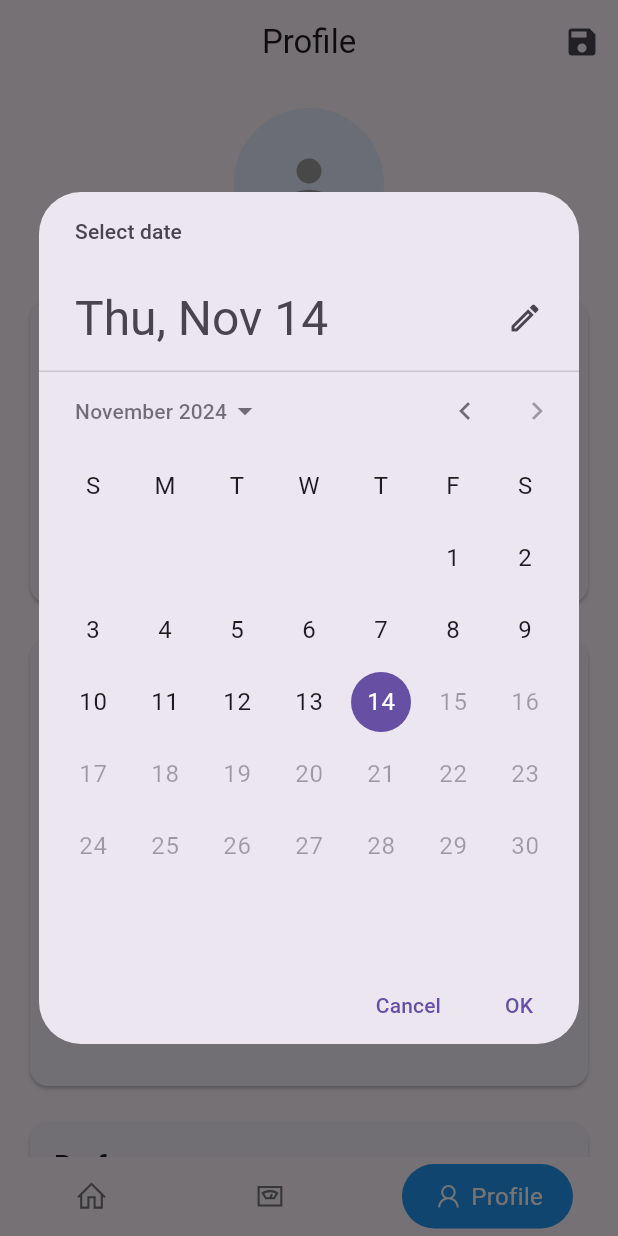
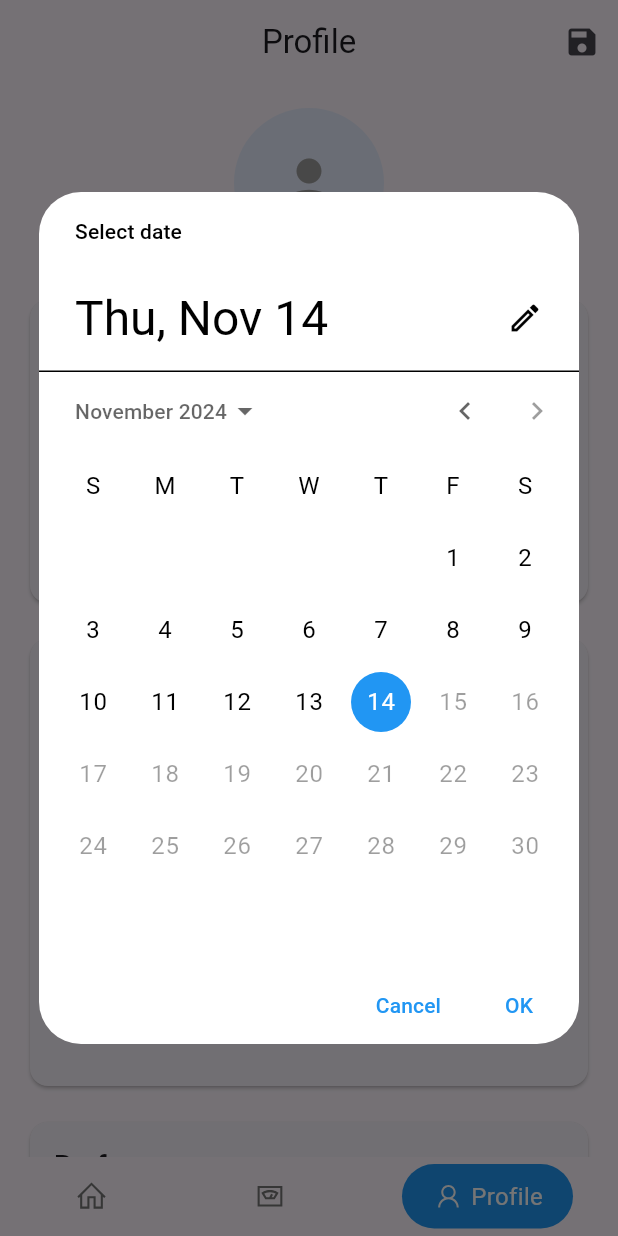
Before and after one commit to DimasBaskara666/whocare, a Flutter app: the screen it shows after launch, item 3 of the bottom bar chosen, after a tap on "Date of Birth", on a phone screen of 412 x 824 dp. Run offline on Flutter 3.47's test engine with Material 3 defaults, Android fonts, the light colour scheme and no system bars; drawn by our look-alikes of google_nav_bar; our stand-ins replace font_awesome_flutter, line_icons, math_expressions.

Commit message:
update iconApp & nameApp

```diff
--- a/lib/screens/profile_page.dart
+++ b/lib/screens/profile_page.dart
@@ -52,6 +52,18 @@ class _ProfilePageState extends State<ProfilePage> {
       initialDate: _selectedDate,
       firstDate: DateTime(1900),
       lastDate: DateTime.now(),
+      builder: (context, child) {
+        return Theme(
+          data: Theme.of(context).copyWith(
+            colorScheme: ColorScheme.light(
+              primary: Colors.blue,
+              onPrimary: Colors.white,
+              onSurface: Colors.black,
+            ),
+          ),
+          child: child!,
+        );
+      },
     );
     if (picked != null && picked != _selectedDate) {
       setState(() {
@@ -64,6 +76,18 @@ class _ProfilePageState extends State<ProfilePage> {
     final TimeOfDay? picked = await showTimePicker(
       context: context,
       initialTime: _selectedTime,
+      builder: (context, child) {
+        return Theme(
+          data: Theme.of(context).copyWith(
+            colorScheme: ColorScheme.light(
+              primary: Colors.blue,
+              onPrimary: Colors.white,
+              onSurface: Colors.black,
+            ),
+          ),
+          child: child!,
+        );
+      },
     );
     if (picked != null && picked != _selectedTime) {
       setState(() {
@@ -96,6 +120,8 @@ class _ProfilePageState extends State<ProfilePage> {
             title: const Text('Profile'),
             centerTitle: true,
             floating: true,
+            elevation: 0,
+            scrolledUnderElevation: 0,
             actions: [
               IconButton(
                 icon: const Icon(Icons.save),
@@ -321,6 +347,12 @@ class _ProfilePageState extends State<ProfilePage> {
                   _isSubscribed = value!;
                 });
               },
+              fillColor: WidgetStateProperty.resolveWith((states) {
+                if (!states.contains(WidgetState.selected)) {
+                  return Colors.transparent;
+                }
+                return Colors.blue;
+              }),
             ),
             SwitchListTile(
               title: const Text('Enable notifications'),
@@ -349,7 +381,13 @@ class _ProfilePageState extends State<ProfilePage> {
                 _selectedGender = value!;
               });
             },
-        ),
+            fillColor: WidgetStateProperty.resolveWith<Color>(
+                (Set<WidgetState> states) {
+              if (states.contains(WidgetState.disabled)) {
+                return Colors.blue.withOpacity(.32);
+              }
+              return Colors.blue;
+            })),
         const Text('Male'),
         Radio<String>(
           value: 'Female',
@@ -359,6 +397,13 @@ class _ProfilePageState extends State<ProfilePage> {
               _selectedGender = value!;
             });
           },
+          fillColor:
+              WidgetStateProperty.resolveWith<Color>((Set<WidgetState> states) {
+            if (states.contains(WidgetState.disabled)) {
+              return Colors.blue.withOpacity(.32);
+            }
+            return Colors.blue;
+          }),
         ),
         const Text('Female'),
       ],
@@ -371,6 +416,7 @@ class _ProfilePageState extends State<ProfilePage> {
       children: _interests.map((interest) {
         return FilterChip(
           label: Text(interest),
+          selectedColor: Colors.blue[100],
           selected: _selectedInterests.contains(interest),
           onSelected: (bool selected) {
             setState(() {
--- a/lib/screens/splash_screen.dart
+++ b/lib/screens/splash_screen.dart
@@ -23,8 +23,7 @@ class _SplashScreenState extends State<SplashScreen> {
   @override
   Widget build(BuildContext context) {
     return const Scaffold(
-      backgroundColor:
-          Color.fromRGBO(0, 0, 0, 1), // Warna background sesuai dengan tema
+      backgroundColor: Colors.blue, // Warna background sesuai dengan tema
       body: Center(
         child: Column(
           mainAxisAlignment: MainAxisAlignment.center,
@@ -43,7 +42,7 @@ class _SplashScreenState extends State<SplashScreen> {
             CircleAvatar(
               radius: 100,
               backgroundImage: AssetImage(
-                  'assets/dimas.jpg'), // ganti dengan foto Anda di folder assets
+                  'assets/images/dimas.jpg'), // ganti dengan foto Anda di folder assets
             ),
             SizedBox(height: 10),
             // NIM dan Nama
```
Also changed, not shown: pubspec.yaml (+8 -1 lines), assets/dimas.jpg (deleted), assets/images/dimas.jpg (added), assets/images/ic_launcher.png (added), assets/images/ic_launcher_foreground.png (added), pubspec.lock, 20 other files. Lines whose indentation alone changed are shown as unchanged.
